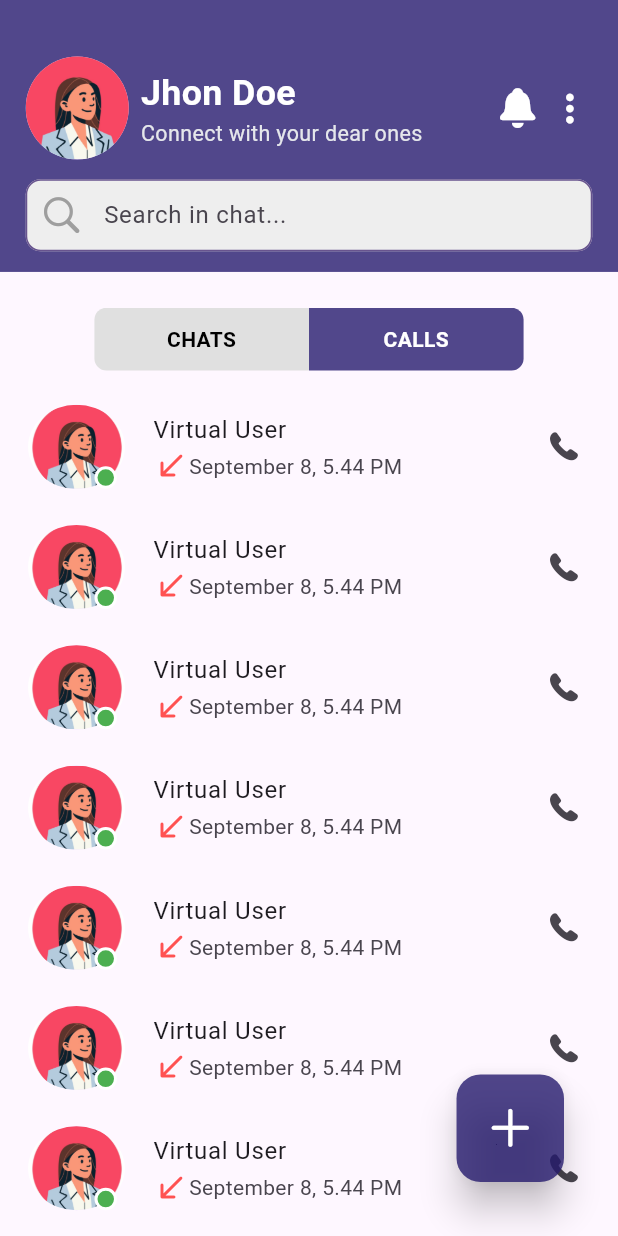
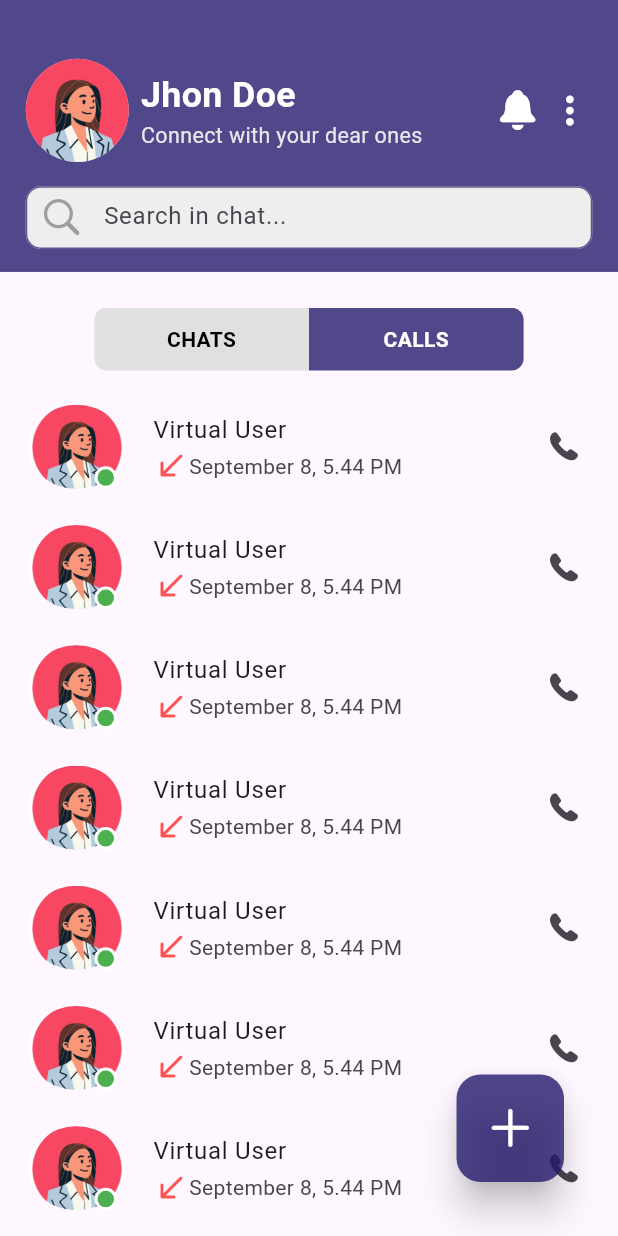
Before and after one commit to Sheikh-Innovations/connect, a Flutter app: the screen it shows after launch, on a phone screen of 412 x 824 dp. Run offline on Flutter 3.47's test engine with Material 3 defaults, Android fonts, the phone set to English and light mode, and no system bars; drawn by our look-alikes of velocity_x; our stand-ins replace flutter_screenutil, get.

Commit message:
search bar adjusted

```diff
--- a/lib/custom_widgets/tab_bar.dart
+++ b/lib/custom_widgets/tab_bar.dart
@@ -55,6 +55,7 @@ class _CustomTabbarState extends State<CustomTabbar> {
           //   .border(color: Colors.grey.withOpacity(0.3))
           //   .make(),
 
+          /// --- > SwitchButtons Is Custom Widget Being call from HomeScreen() <---///
           Center(
             child: SizedBox(
               width: 250.w,
--- a/lib/screens/home_screen.dart
+++ b/lib/screens/home_screen.dart
@@ -99,7 +99,9 @@ class HomeScreen extends StatelessWidget {
                 8.h.heightBox,
 
                 /// ----> Search Bar Option Inside The Header Container <---- ////
-                VxTextField(
+                SizedBox(
+                  height: 35.h,
+                  child: VxTextField(
                     onChanged: (value) {
                       // Handle search logic here to Intregate Search
                     },
@@ -112,6 +114,7 @@ class HomeScreen extends StatelessWidget {
                         size: 25.h, color: Colors.grey),
                     showCursor: false,
                     clear: true,
+                  ),
                 ),
               ],
             ),
```
Also changed, not shown: pubspec.lock. Lines whose indentation alone changed are shown as unchanged.
